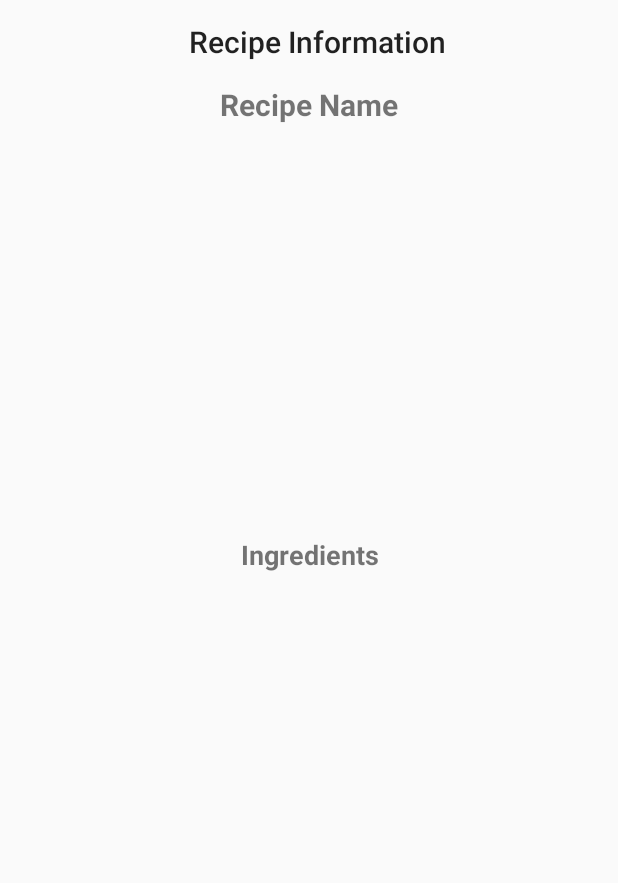
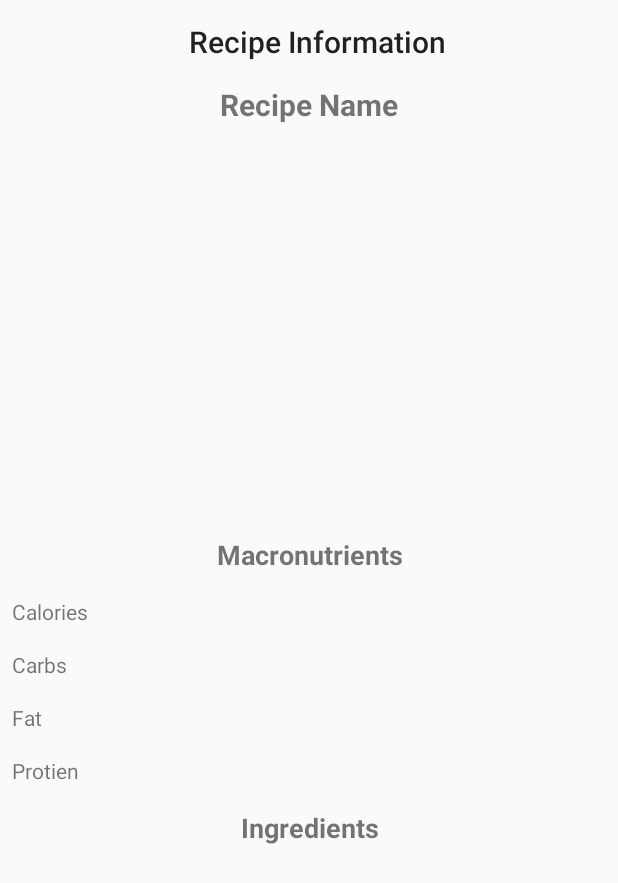
Before and after one commit to ETS-Android3/CookingCoach, an Android app: the RecipieDetActivity screen opened directly, with no data from a screen before it, on a phone screen of 412 x 824 dp. Shown: the top 883 px of the screen. Run offline under Robolectric (Android 15) with nearby library versions, the phone set to English and light mode, and no system bars; our stand-ins replace Picasso; pictures from the network do not load; 3 statements that could not run were skipped.

Commit message:
added MacroNutrients to the meal summary

```diff
--- a/app/src/main/java/com/example/CookingCoach/Listeners/RandomRecipeResponseListener.java
+++ b/app/src/main/java/com/example/CookingCoach/Listeners/RandomRecipeResponseListener.java
@@ -3,6 +3,6 @@ package com.example.CookingCoach.Listeners;
 import com.example.CookingCoach.Models.RandomRecipieApiResponse;
 
 public interface RandomRecipeResponseListener {
-    void didFetch(RandomRecipieApiResponse response, String message);
-    void didError(String message);
+    void gotInfo(RandomRecipieApiResponse response, String message);
+    void gotError(String message);
 }
--- a/app/src/main/java/com/example/CookingCoach/Listeners/RecipeDetListener.java
+++ b/app/src/main/java/com/example/CookingCoach/Listeners/RecipeDetListener.java
@@ -3,6 +3,6 @@ package com.example.CookingCoach.Listeners;
 import com.example.CookingCoach.Models.RecipeDetRes;
 
 public interface RecipeDetListener {
-    void didFetch(RecipeDetRes response, String message);
-    void didError(String message);
+    void gotInfo(RecipeDetRes response, String message);
+    void gotError(String message);
 }
--- /dev/null
+++ b/app/src/main/java/com/example/CookingCoach/Listeners/RecipleNutrientsListener.java
@@ -0,0 +1,8 @@
+package com.example.CookingCoach.Listeners;
+
+import com.example.CookingCoach.Models.RecipeNutrientsResponse;
+
+public interface RecipleNutrientsListener {
+    void gotInfo(RecipeNutrientsResponse response, String message);
+    void gotError(String message);
+}
--- a/app/src/main/java/com/example/CookingCoach/RecipieDetActivity.java
+++ b/app/src/main/java/com/example/CookingCoach/RecipieDetActivity.java
@@ -12,12 +12,15 @@ import android.widget.Toast;
 
 import com.example.CookingCoach.Adapters.IngrAdapt;
 import com.example.CookingCoach.Listeners.RecipeDetListener;
+import com.example.CookingCoach.Listeners.RecipleNutrientsListener;
 import com.example.CookingCoach.Models.RecipeDetRes;
+import com.example.CookingCoach.Models.RecipeNutrientsResponse;
 import com.squareup.picasso.Picasso;
 
 public class RecipieDetActivity extends AppCompatActivity {
     int id;
     TextView mealName;
+    TextView mealCalories, mealCarbs, mealFat, mealProtien;
     ImageView mealImage;
     RecyclerView mealIngredients;
     RequestManager requestmana;
@@ -38,8 +41,10 @@ public class RecipieDetActivity extends AppCompatActivity {
         //initialize the request manager
         requestmana = new RequestManager(this);
 
-        //call the api to get details
+        //call the api(s) to get details
         requestmana.getRecipeDet(recipeDetlisten,id);
+
+        requestmana.getRecipeNutrients(RecipleNutrientsListener,id);
 
         //set up dialog
         //just a waiting screen (can be removed, not really needed)
@@ -54,12 +59,18 @@ public class RecipieDetActivity extends AppCompatActivity {
         //mealSource = findViewById(R.id.mealSource);
         mealImage = findViewById(R.id.mealImage);
         mealIngredients = findViewById(R.id.mealIngredients);
+
+        mealCalories = findViewById(R.id.mealCalories);
+        mealCarbs = findViewById(R.id.mealCarbs);
+        mealFat = findViewById(R.id.mealFat);
+        mealProtien = findViewById(R.id.mealProtien);
+
     }
 
     //create the recipe detail listener object
     private final RecipeDetListener recipeDetlisten = new RecipeDetListener() {
         @Override
-        public void didFetch(RecipeDetRes response, String message) {
+        public void gotInfo(RecipeDetRes response, String message) {
             progressdia.dismiss();
 
             //set the meal name from the response
@@ -78,7 +89,36 @@ public class RecipieDetActivity extends AppCompatActivity {
         }
 
         @Override
-        public void didError(String message) {
+        public void gotError(String message) {
+            //show a message with a error
+            Toast.makeText(RecipieDetActivity.this,message,Toast.LENGTH_SHORT).show();
+        }
+    };
+
+    //create the nutrient detail listener object
+    private final RecipleNutrientsListener RecipleNutrientsListener = new RecipleNutrientsListener()
+    {
+
+        @Override
+        public void gotInfo(RecipeNutrientsResponse response, String message) {
+            progressdia.dismiss();
+
+            //set the calories from the response
+            mealCalories.setText("Calories: "+response.calories);
+
+            //set the meal carbs from the response
+            mealCarbs.setText("Carbs: "+response.carbs);
+
+            //set the meal fat from the response
+            mealFat.setText("Fat: "+response.fat);
+
+            //set the meal protein
+            mealProtien.setText("Protein: "+response.protein);
+        }
+
+        @Override
+        public void gotError(String message) {
+
             //show a message with a error
             Toast.makeText(RecipieDetActivity.this,message,Toast.LENGTH_SHORT).show();
         }
--- a/app/src/main/java/com/example/CookingCoach/RequestManager.java
+++ b/app/src/main/java/com/example/CookingCoach/RequestManager.java
@@ -4,8 +4,10 @@ import android.content.Context;
 
 import com.example.CookingCoach.Listeners.RandomRecipeResponseListener;
 import com.example.CookingCoach.Listeners.RecipeDetListener;
+import com.example.CookingCoach.Listeners.RecipleNutrientsListener;
 import com.example.CookingCoach.Models.RandomRecipieApiResponse;
 import com.example.CookingCoach.Models.RecipeDetRes;
+import com.example.CookingCoach.Models.RecipeNutrientsResponse;
 
 import java.util.List;
 
@@ -37,19 +39,19 @@ public class RequestManager {
             public void onResponse(Call<RandomRecipieApiResponse> call, Response<RandomRecipieApiResponse> response) {
                 if(!response.isSuccessful())
                 {
-                    listener.didError(response.message());
+                    listener.gotError(response.message());
                     return;
                 }
-                listener.didFetch(response.body(), response.message());
+                listener.gotInfo(response.body(), response.message());
             }
 
             @Override
             public void onFailure(Call<RandomRecipieApiResponse> call, Throwable t) {
-                listener.didError(t.getMessage());
+                listener.gotError(t.getMessage());
             }
         });
     }
-
+    //create a function to get the info
     public void getRecipeDet(RecipeDetListener listener, int id)
     {
         CallRecipe callRecipe = retrofit.create(CallRecipe.class);
@@ -59,22 +61,53 @@ public class RequestManager {
             public void onResponse(Call<RecipeDetRes> call, Response<RecipeDetRes> response) {
                 if(!response.isSuccessful())
                 {
-                    listener.didError(response.message());
+                    listener.gotError(response.message());
                     return;
                 }
-                listener.didFetch(response.body(), response.message());
+                listener.gotInfo(response.body(), response.message());
             }
 
             @Override
             public void onFailure(Call<RecipeDetRes> call, Throwable t) {
-                listener.didError(t.getMessage());
+                listener.gotError(t.getMessage());
+            }
+        });
+    }
+    //create a function to get the info
+    public void getRecipeNutrients(RecipleNutrientsListener listener, int id)
+    {
+        //create a retro fit for the call
+        CallNutrients callNutrients = retrofit.create(CallNutrients.class);
+        //pass in the call parameters
+        Call<RecipeNutrientsResponse> call = callNutrients.callRecipeNutrients(id, context.getString(R.string.api_key));
+        //enqueue the call and see what it gives back
+        call.enqueue(new Callback<RecipeNutrientsResponse>() {
+            @Override
+            public void onResponse(Call<RecipeNutrientsResponse> call, Response<RecipeNutrientsResponse> response) {
+                //if the response is not successful
+                if(!response.isSuccessful())
+                {
+                    //then we say we got a error
+                    listener.gotError(response.message());
+                }
+                //otherwise we return the body
+                listener.gotInfo(response.body(), response.message());
+            }
+
+            @Override
+            public void onFailure(Call<RecipeNutrientsResponse> call, Throwable t) {
+                //then on failure we just give back the error
+                listener.gotError((t.getMessage()));
             }
         });
     }
 
     private interface CallRandomRecipies
-    {@GET("recipes/random")
+    {
+        //set the link to get the info we need from the api
+        @GET("recipes/random")
         Call<RandomRecipieApiResponse> callRandom(
+                //pass in the needed arguments for the link
                 @Query("apiKey") String apiKey,
                 @Query("number") String number,
                 @Query("tags") List<String> tags
@@ -82,8 +115,20 @@ public class RequestManager {
     }
     private interface CallRecipe
     {
+        //set the link to get the info we need from the api
         @GET("recipes/{id}/information")
         Call<RecipeDetRes> callRecipeDet(
+                //pass in the needed arguments for the link
+                @Path("id") int id,
+                @Query("apiKey") String apiKey
+        );
+    }
+    private interface CallNutrients
+    {
+        //set the link to get the info we need from the api
+        @GET("recipes/{id}/nutritionWidget.json")
+        Call<RecipeNutrientsResponse> callRecipeNutrients(
+                //pass in the needed arguments for the link
                 @Path("id") int id,
                 @Query("apiKey") String apiKey
         );
--- a/app/src/main/res/layout/activity_recipie_det.xml
+++ b/app/src/main/res/layout/activity_recipie_det.xml
@@ -36,6 +36,38 @@
                 android:layout_width="match_parent"
                 android:layout_height="250dp"/>
             <TextView
+                android:text="Macronutrients"
+                android:textStyle="bold"
+                android:textSize="18sp"
+                android:padding="8dp"
+                android:gravity="center"
+                android:layout_width="match_parent"
+                android:layout_height="wrap_content"/>
+            <TextView
+                android:id="@+id/mealCalories"
+                android:text="Calories"
+                android:padding="8dp"
+                android:layout_width="match_parent"
+                android:layout_height="wrap_content"/>
+            <TextView
+                android:id="@+id/mealCarbs"
+                android:text="Carbs"
+                android:padding="8dp"
+                android:layout_width="match_parent"
+                android:layout_height="wrap_content"/>
+            <TextView
+                android:id="@+id/mealFat"
+                android:text="Fat"
+                android:padding="8dp"
+                android:layout_width="match_parent"
+                android:layout_height="wrap_content"/>
+            <TextView
+                android:id="@+id/mealProtien"
+                android:text="Protien"
+                android:padding="8dp"
+                android:layout_width="match_parent"
+                android:layout_height="wrap_content"/>
+            <TextView
                 android:text="Ingredients"
                 android:textStyle="bold"
                 android:textSize="18sp"
```
Also changed, not shown: app/src/main/java/com/example/CookingCoach/Models/Bad.java (added, +8 -0 lines), app/src/main/java/com/example/CookingCoach/Models/Good.java (added, +8 -0 lines), app/src/main/java/com/example/CookingCoach/Models/RecipeNutrientsResponse.java (added, +12 -0 lines), app/src/main/java/com/example/CookingCoach/ProfileActivity.java (+10 -2 lines).
